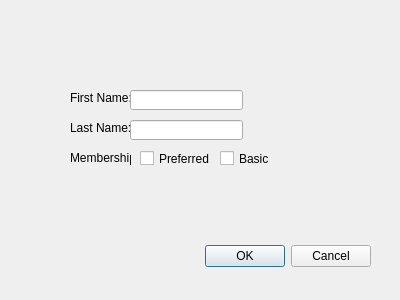
The window that dialog.ui (oneofthem999/Wholesale-Group-Project-CS-008) describes before a commit, drawn with Qt 5.
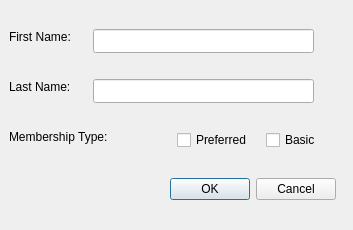
The same window after the commit.

```diff
--- a/dialog.ui
+++ b/dialog.ui
@@ -6,8 +6,8 @@
    <rect>
     <x>0</x>
     <y>0</y>
-    <width>400</width>
-    <height>300</height>
+    <width>353</width>
+    <height>230</height>
    </rect>
   </property>
   <property name="windowTitle">
@@ -16,10 +16,10 @@
   <widget class="QDialogButtonBox" name="buttonBox">
    <property name="geometry">
     <rect>
-     <x>30</x>
-     <y>240</y>
-     <width>341</width>
-     <height>32</height>
+     <x>170</x>
+     <y>177</y>
+     <width>166</width>
+     <height>24</height>
     </rect>
    </property>
    <property name="orientation">
@@ -32,9 +32,9 @@
   <widget class="QLabel" name="label">
    <property name="geometry">
     <rect>
-     <x>70</x>
-     <y>90</y>
-     <width>61</width>
+     <x>9</x>
+     <y>29</y>
+     <width>70</width>
      <height>16</height>
     </rect>
    </property>
@@ -45,9 +45,9 @@
   <widget class="QLabel" name="label_2">
    <property name="geometry">
     <rect>
-     <x>70</x>
-     <y>120</y>
-     <width>61</width>
+     <x>9</x>
+     <y>79</y>
+     <width>69</width>
      <height>16</height>
     </rect>
    </property>
@@ -58,43 +58,43 @@
   <widget class="QLineEdit" name="lineEdit">
    <property name="geometry">
     <rect>
-     <x>130</x>
-     <y>90</y>
-     <width>113</width>
-     <height>20</height>
+     <x>93</x>
+     <y>29</y>
+     <width>221</width>
+     <height>24</height>
     </rect>
    </property>
   </widget>
   <widget class="QLineEdit" name="lineEdit_2">
    <property name="geometry">
     <rect>
-     <x>130</x>
-     <y>120</y>
-     <width>113</width>
-     <height>20</height>
+     <x>93</x>
+     <y>79</y>
+     <width>221</width>
+     <height>24</height>
     </rect>
    </property>
   </widget>
   <widget class="QLabel" name="label_3">
    <property name="geometry">
     <rect>
-     <x>70</x>
-     <y>150</y>
-     <width>61</width>
+     <x>9</x>
+     <y>129</y>
+     <width>113</width>
      <height>16</height>
     </rect>
    </property>
    <property name="text">
-    <string>Membership:</string>
+    <string>Membership Type:</string>
    </property>
   </widget>
   <widget class="QCheckBox" name="checkBox">
    <property name="geometry">
     <rect>
-     <x>140</x>
-     <y>150</y>
-     <width>70</width>
-     <height>17</height>
+     <x>177</x>
+     <y>129</y>
+     <width>83</width>
+     <height>22</height>
     </rect>
    </property>
    <property name="text">
@@ -104,10 +104,10 @@
   <widget class="QCheckBox" name="checkBox_2">
    <property name="geometry">
     <rect>
-     <x>220</x>
-     <y>150</y>
-     <width>70</width>
-     <height>17</height>
+     <x>266</x>
+     <y>129</y>
+     <width>58</width>
+     <height>22</height>
     </rect>
    </property>
    <property name="text">
```
